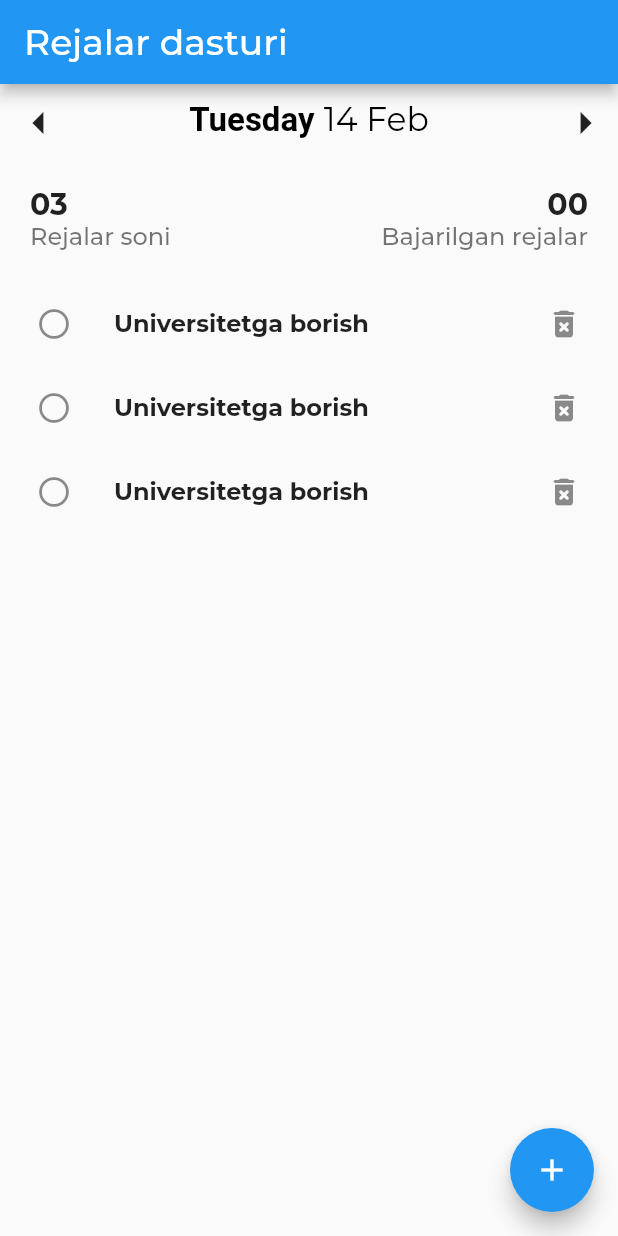
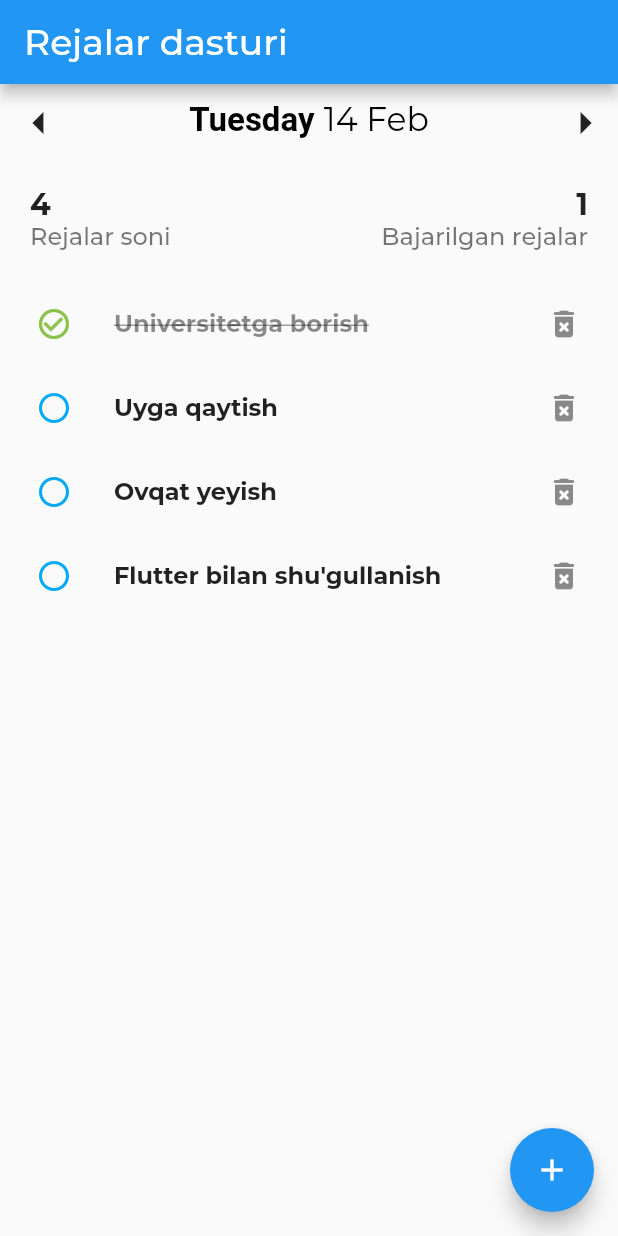
Before and after one commit to xondamiroskanov/plans_app, a Flutter app: the screen it shows after launch, after a tap on the "arrow left" icon, after a tap on the "arrow right" icon, after a tap on the "circle" icon, on a phone screen of 412 x 824 dp. Run offline on Flutter 3.47's test engine with Material 2 defaults, Android fonts, the phone set to English and light mode, and no system bars; our stand-ins replace google_fonts.

Commit message:
create new model

```diff
--- a/lib/main.dart
+++ b/lib/main.dart
@@ -1,7 +1,6 @@
 import 'package:flutter/material.dart';
 import 'package:google_fonts/google_fonts.dart';
 import 'package:plans_app/view/pages/home_page.dart';
-import 'dart:typed_data';
 void main() {
   runApp(const MyApp());
 }
--- /dev/null
+++ b/lib/models/plans_model.dart
@@ -0,0 +1,29 @@
+class PlansModel {
+  final String id;
+  final String plansName;
+  final DateTime plansDay;
+  bool toogleDone = false;
+
+  PlansModel({
+  required this.plansName,required this.plansDay,required this.id});
+
+  void toogleDoneFunc() {
+    toogleDone = !toogleDone;
+  }
+}
+
+class PlansInformation {
+  final List<PlansModel>  _plansList = [
+    PlansModel(plansName: "Universitetga borish ",plansDay: DateTime.now(),id: "p1"),
+    PlansModel(plansName: "Uyga qaytish ",plansDay: DateTime.now(),id: "p2"),
+    PlansModel(plansName: "Ovqat yeyish ",plansDay: DateTime.now(),id: "p3"),
+    PlansModel(plansName: "Flutter bilan shu'gullanish ",plansDay: DateTime.now(),id: "p4"),
+
+  ];
+
+
+  List<PlansModel> get plansList {
+    return _plansList;
+  }
+
+}
--- a/lib/view/pages/home_page.dart
+++ b/lib/view/pages/home_page.dart
@@ -1,8 +1,7 @@
-
 import 'package:flutter/material.dart';
 import 'package:plans_app/view/widgets/plans_date.dart';
 import 'package:plans_app/view/widgets/plans_number.dart';
-
+import 'package:plans_app/models/plans_model.dart';
 import '../widgets/plans_list.dart';
 
 class HomePage extends StatefulWidget {
@@ -11,34 +10,58 @@ class HomePage extends StatefulWidget {
 }
 
 class _HomePageState extends State<HomePage> {
-DateTime? nowDateChoose = DateTime.now();
+  final List<PlansModel> _plansModel = PlansInformation().plansList;
+  DateTime? _nowDateChoose = DateTime.now();
 
-  void dateChoos(BuildContext context) {
+  void _dateChoos(BuildContext context) {
     showDatePicker(
       context: context,
       initialDate: DateTime.now(),
       firstDate: DateTime(2000),
-      lastDate: DateTime(2023,12,31),
+      lastDate: DateTime(2023, 12, 31),
     ).then((choosDay) {
       setState(() {
-        if(choosDay != null){
-          nowDateChoose = choosDay;
+        if (choosDay != null) {
+          _nowDateChoose = choosDay;
         }
       });
     });
   }
-  void previousDay(){
+
+  void _previousDay() {
     setState(() {
-      nowDateChoose = DateTime(nowDateChoose!.year,nowDateChoose!.month,nowDateChoose!.day-1);
+      _nowDateChoose = DateTime(
+          _nowDateChoose!.year, _nowDateChoose!.month, _nowDateChoose!.day - 1);
     });
   }
-  void nextDay(){
+
+  void _nextDay() {
     setState(() {
-      nowDateChoose = DateTime(nowDateChoose!.year,nowDateChoose!.month, nowDateChoose!.day+1);
+      _nowDateChoose = DateTime(
+          _nowDateChoose!.year, _nowDateChoose!.month, _nowDateChoose!.day + 1);
     });
   }
+
+  void _done(String myId) {
+    setState(() {
+      _plansModel.firstWhere((element) => element.id == myId).toogleDoneFunc();
+    });
+    print(myId);
+
+  }
+  void _plansDelete(String id) {
+    setState(() {
+      _plansModel.removeWhere((deleteId) {
+        return deleteId.id == id;
+      });
+
+    });
+  }
+
+
   @override
   Widget build(BuildContext context) {
+    // print(plansModel);
     return Scaffold(
       appBar: AppBar(
         title: const Text(
@@ -48,9 +71,15 @@ DateTime? nowDateChoose = DateTime.now();
       ),
       body: Column(
         children: [
-          PlansDate(dateChoos,nowDateChoose!,nextDay,previousDay,),
-          PlansNumber(),
-          PlansList(),
+          PlansDate(
+            _dateChoos,
+            _nowDateChoose!,
+            _nextDay,
+            _previousDay,
+          ),
+
+          PlansNumber(_plansModel),
+          PlansList(_plansModel, _done,_plansDelete),
         ],
       ),
       floatingActionButton: FloatingActionButton(
--- a/lib/view/widgets/plans_date.dart
+++ b/lib/view/widgets/plans_date.dart
@@ -12,6 +12,7 @@ class PlansDate extends StatelessWidget {
   @override
   Widget build(BuildContext context) {
     return Row(
+
       mainAxisAlignment: MainAxisAlignment.spaceBetween,
       children: [
         IconButton(
--- a/lib/view/widgets/plans_list.dart
+++ b/lib/view/widgets/plans_list.dart
@@ -1,26 +1,27 @@
 import 'package:flutter/material.dart';
+import 'package:plans_app/models/plans_model.dart';
+import 'plans_list_tile.dart';
+class PlansList extends StatelessWidget {
 
-class PlansList extends StatelessWidget {
+
+
+  // final plansInformation = PlansInformation().plansList;
+  final List<PlansModel> plans;
+  final Function done;
+  final Function deletePlans;
+  PlansList(this.plans,this.done,this.deletePlans);
+
+
+
   @override
   Widget build(BuildContext context) {
+
     return Expanded(
       child: ListView.builder(
-          itemCount: 3,
+          itemCount: plans.length,
+          // plansInformation.length,
           itemBuilder: (context, index) {
-            return ListTile(
-                contentPadding: const EdgeInsets.symmetric(horizontal: 12),
-                leading: IconButton(
-                  onPressed: () {},
-                  icon: Icon(Icons.circle_outlined),
-                ),
-                title: Text(
-                  "Universitetga borish",
-                  style: TextStyle(fontWeight: FontWeight.bold),
-                ),
-                trailing: IconButton(
-                  onPressed: () {},
-                  icon: Icon(Icons.delete_forever_rounded),
-                ));
+            return PlansListTile(plans[index],done,deletePlans);
           }),
     );
   }
--- /dev/null
+++ b/lib/view/widgets/plans_list_tile.dart
@@ -0,0 +1,58 @@
+import 'package:flutter/material.dart';
+import 'package:plans_app/models/plans_model.dart';
+
+class PlansListTile extends StatelessWidget {
+  final PlansModel pM;
+  final Function done;
+  final Function deletePlans;
+  PlansListTile(this.pM, this.done,this.deletePlans);
+
+  @override
+  Widget build(BuildContext context) {
+    return ListTile(
+      contentPadding: const EdgeInsets.symmetric(horizontal: 12),
+      leading: IconButton(
+        onPressed: () {
+          done(pM.id);
+        },
+        icon: pM.toogleDone
+            ? const Icon(
+                Icons.check_circle_outline,
+                color: Colors.lightGreen,
+              )
+            : Icon(
+                Icons.circle_outlined,
+                color: Colors.lightBlue,
+              ),
+      ),
+      title: Text(
+        // plansInformation[index].plansName,
+        // style: plansInformation[index].toogleDone
+        //     ? const TextStyle(
+        //         fontWeight: FontWeight.bold,
+        //         decoration: TextDecoration.lineThrough,
+        //         color: Colors.black45,
+        // )
+        //     : const TextStyle(
+        //         fontWeight: FontWeight.bold,
+        //       ),
+        pM.plansName,
+        style: pM.toogleDone
+            ? const TextStyle(
+                fontWeight: FontWeight.bold,
+                decoration: TextDecoration.lineThrough,
+                color: Colors.black45,
+              )
+            : const TextStyle(
+                fontWeight: FontWeight.bold,
+              ),
+      ),
+      trailing: IconButton(
+        onPressed: () {
+          deletePlans(pM.id);
+        },
+        icon: const Icon(Icons.delete_forever_rounded),
+      ),
+    );
+  }
+}
--- a/lib/view/widgets/plans_number.dart
+++ b/lib/view/widgets/plans_number.dart
@@ -1,10 +1,12 @@
 import 'package:flutter/material.dart';
+
+import '../../models/plans_model.dart';
 class PlansNumber extends StatelessWidget {
-  const PlansNumber({Key? key}) : super(key: key);
-
+final List<PlansModel> plans;
+PlansNumber(this.plans);
   @override
   Widget build(BuildContext context) {
-    return  Padding(
+    return Padding(
       padding: EdgeInsets.all(20),
       child: Row(
         mainAxisAlignment: MainAxisAlignment.spaceBetween,
@@ -13,11 +15,10 @@ class PlansNumber extends StatelessWidget {
             crossAxisAlignment: CrossAxisAlignment.start,
             children: [
               Text(
-                "03",
-                style:
-                TextStyle(fontSize: 20, fontWeight: FontWeight.w700),
+               plans.length.toString(),
+                style: TextStyle(fontSize: 20, fontWeight: FontWeight.w700),
               ),
-              Text(
+              const Text(
                 "Rejalar soni",
                 style: TextStyle(
                     fontSize: 16,
@@ -30,24 +31,24 @@ class PlansNumber extends StatelessWidget {
             crossAxisAlignment: CrossAxisAlignment.end,
             children: [
               Text(
-                "00",
-                style: TextStyle(
+                plans.where((element) =>element.toogleDone ).length.toString(),
+                style: const TextStyle(
                   fontSize: 20,
                   fontWeight: FontWeight.w700,
                 ),
               ),
-              Text(
+              const  Text(
                 "Bajarilgan rejalar",
                 style: TextStyle(
                   fontSize: 16,
                   color: Colors.black54,
                   fontWeight: FontWeight.w500,
                 ),
-              )
+              ),
             ],
           )
         ],
       ),
-    );
+    );;
   }
 }
```
